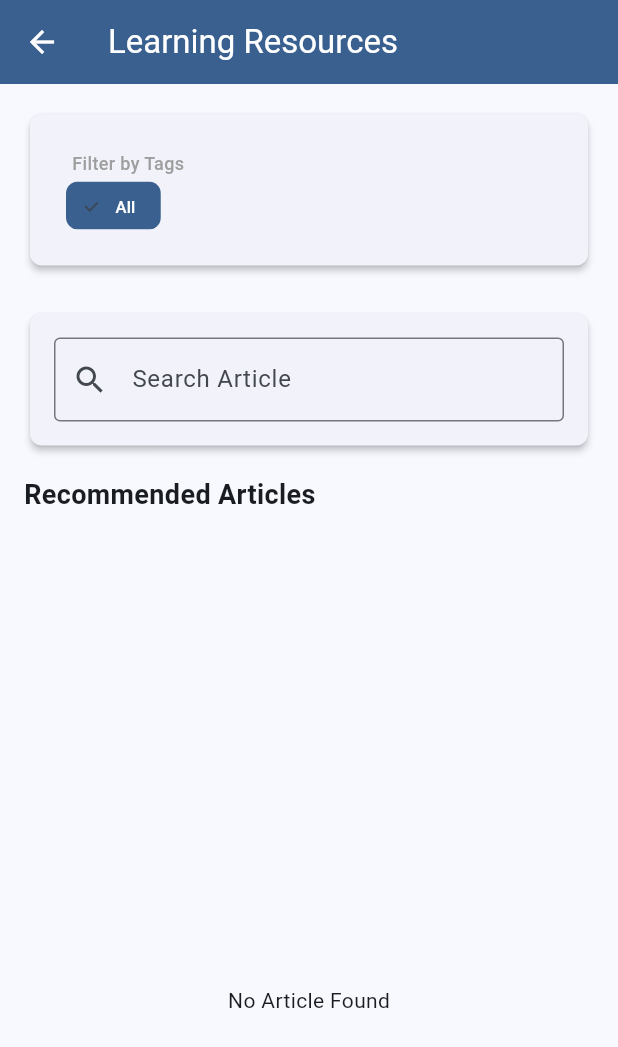
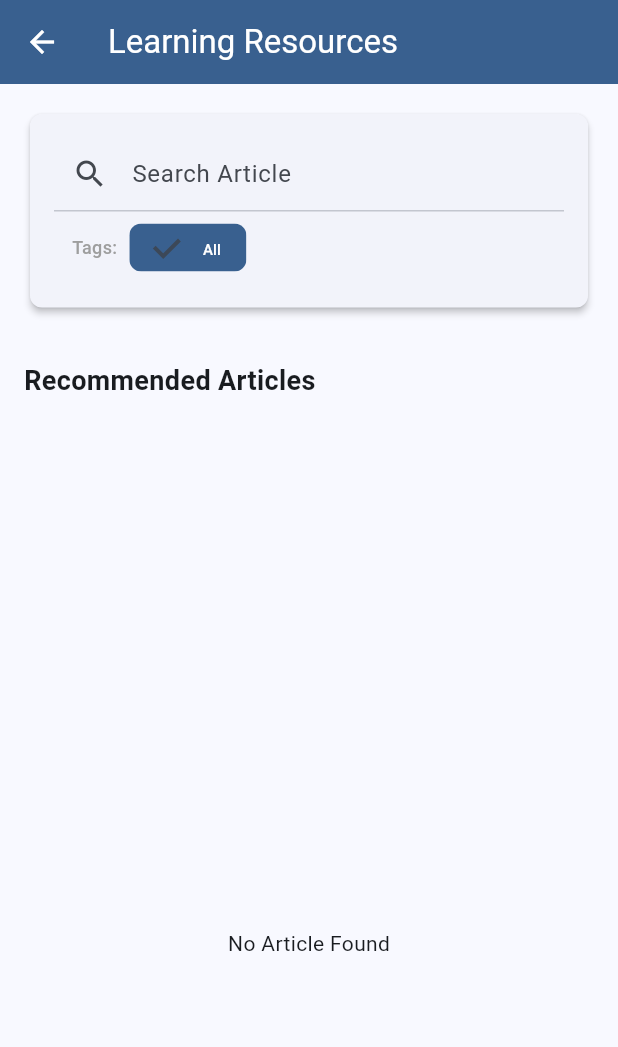
Before and after one commit to DR9K69AI79/DMT312_MobileAPP_ASGM1, a Flutter app: the LibraryScreen screen opened by its route, on a phone screen of 412 x 824 dp. Shown: the top 1047 px of the screen. Run offline on Flutter 3.47's test engine with Material 3 defaults, Android fonts, the phone set to English and light mode, and no system bars; our stand-ins replace file_picker, fl_chart, flutter_markdown, shared_preferences, yaml; accounts and stored records are empty.

Commit message:
文章页面布局优化
- 合并了搜索和Tag筛选

```diff
--- a/lib/screens/library_screen.dart
+++ b/lib/screens/library_screen.dart
@@ -13,16 +13,38 @@ class LibraryScreen extends StatefulWidget {
   State<LibraryScreen> createState() => _LibraryScreenState();
 }
 
-class _LibraryScreenState extends State<LibraryScreen> {
+class _LibraryScreenState extends State<LibraryScreen> with TickerProviderStateMixin {
   final DataManager _dataManager = DataManager();
   final ArticleService _articleService = ArticleService();
+  final ScrollController _scrollController = ScrollController();
   List<String> _allTags = [];
   String _selectedTag = 'All';
   String _searchQuery = '';
+  bool _isRecommendedVisible = true;
+  late AnimationController _animationController;
+  late Animation<double> _heightAnimation;
 
   @override
   void initState() {
     super.initState();
+
+    // 初始化动画控制器
+    _animationController = AnimationController(
+      duration: const Duration(milliseconds: 300),
+      vsync: this,
+    );
+
+    _heightAnimation = Tween<double>(
+      begin: 1.0,
+      end: 0.0,
+    ).animate(CurvedAnimation(
+      parent: _animationController,
+      curve: Curves.easeInOut,
+    ));
+
+    // 添加滚动监听器
+    _scrollController.addListener(_onScroll);
+
     _updateFilters();
     // 监听DataManager变化，以便在文章加载完成后更新筛选器
     _dataManager.addListener(_updateFilters);
@@ -30,8 +52,28 @@ class _LibraryScreenState extends State<LibraryScreen> {
 
   @override
   void dispose() {
+    _scrollController.removeListener(_onScroll);
+    _scrollController.dispose();
+    _animationController.dispose();
     _dataManager.removeListener(_updateFilters);
     super.dispose();
+  }
+
+  // 滚动监听方法
+  void _onScroll() {
+    const double threshold = 100.0; // 滚动阈值
+
+    if (_scrollController.offset > threshold && _isRecommendedVisible) {
+      setState(() {
+        _isRecommendedVisible = false;
+      });
+      _animationController.forward();
+    } else if (_scrollController.offset <= threshold && !_isRecommendedVisible) {
+      setState(() {
+        _isRecommendedVisible = true;
+      });
+      _animationController.reverse();
+    }
   }
 
   /// 从文章中动态提取所有标签（包括分类）
@@ -71,26 +113,44 @@ class _LibraryScreenState extends State<LibraryScreen> {
       ),
       body: Column(
         children: [
-          // 标签筛选栏
+          // 始终置顶的搜索和筛选栏
           Padding(
             padding: const EdgeInsets.all(16.0),
             child: GlassCard(
               child: Column(
-                crossAxisAlignment: CrossAxisAlignment.start,
                 children: [
-                  const Padding(
-                    padding: EdgeInsets.only(left: 12.0, top: 8.0, bottom: 4.0),
-                    child: Text(
-                      'Filter by Tags',
+                  // 搜索框
+                  TextField(
+                    decoration: const InputDecoration(
+                      hintText: 'Search Article',
+                      prefixIcon: Icon(Icons.search),
+                      border: InputBorder.none,
+                      contentPadding: EdgeInsets.symmetric(horizontal: 16, vertical: 12),
+                    ),
+                    onChanged: (value) {
+                      setState(() {
+                        _searchQuery = value;
+                      });
+                    },
+                  ),
+                  const Divider(height: 1),
+                  // 标签筛选
+                  Padding(
+                    padding: const EdgeInsets.symmetric(horizontal: 12.0, vertical: 8.0),
+                    child: Row(
+                      children: [
+                        const Text(
+                          'Tags:',
                           style: TextStyle(
                             fontSize: 12,
                             fontWeight: FontWeight.w500,
                             color: Colors.grey,
                           ),
                         ),
-                  ),
-                  SizedBox(
-                    height: 40,
+                        const SizedBox(width: 8),
+                        Expanded(
+                          child: SizedBox(
+                            height: 32,
                             child: ListView.builder(
                               scrollDirection: Axis.horizontal,
                               itemCount: _allTags.length,
@@ -99,12 +159,12 @@ class _LibraryScreenState extends State<LibraryScreen> {
                                 final isSelected = tag == _selectedTag;
 
                                 return Padding(
-                          padding: const EdgeInsets.only(left: 8.0, bottom: 8.0),
+                                  padding: const EdgeInsets.only(right: 8.0),
                                   child: FilterChip(
                                     label: Text(
                                       tag,
                                       style: TextStyle(
-                                fontSize: 11,
+                                        fontSize: 10,
                                         color: isSelected ? Colors.white : null,
                                       ),
                                     ),
@@ -116,9 +176,15 @@ class _LibraryScreenState extends State<LibraryScreen> {
                                     },
                                     backgroundColor: Colors.grey.withValues(alpha: 0.1),
                                     selectedColor: Theme.of(context).primaryColor,
+                                    padding: const EdgeInsets.symmetric(horizontal: 8),
+                                    materialTapTargetSize: MaterialTapTargetSize.shrinkWrap,
                                   ),
                                 );
                               },
+                            ),
+                          ),
+                        ),
+                      ],
                     ),
                   ),
                 ],
@@ -126,30 +192,23 @@ class _LibraryScreenState extends State<LibraryScreen> {
             ),
           ),
 
-          const SizedBox(height: 8),
-
-          // 搜索框
-          Padding(
-            padding: const EdgeInsets.symmetric(horizontal: 16.0),
-            child: GlassCard(
-              child: TextField(
-                decoration: const InputDecoration(
-                  hintText: 'Search Article',
-                  prefixIcon: Icon(Icons.search),
-                  border: OutlineInputBorder(),
-                ),
-                onChanged: (value) {
-                  setState(() {
-                    _searchQuery = value;
-                  });
-                },
-              ),
-            ),
-          ),
-
-          // 推荐文章横向滚动
-          if (_searchQuery.isEmpty && _selectedTag == 'All') ...[
-            Padding(
+          // 可滚动的内容区域
+          Expanded(
+            child: CustomScrollView(
+              controller: _scrollController,
+              slivers: [
+                // 推荐文章横向滚动（带动画折叠效果）
+                if (_searchQuery.isEmpty && _selectedTag == 'All')
+                  SliverToBoxAdapter(
+                    child: AnimatedBuilder(
+                      animation: _heightAnimation,
+                      builder: (context, child) {
+                        return SizeTransition(
+                          sizeFactor: _heightAnimation,
+                          axisAlignment: -1.0,
+                          child: Opacity(
+                            opacity: _heightAnimation.value,
+                            child: Padding(
                               padding: const EdgeInsets.all(16.0),
                               child: Column(
                                 crossAxisAlignment: CrossAxisAlignment.start,
@@ -176,25 +235,36 @@ class _LibraryScreenState extends State<LibraryScreen> {
                                 ],
                               ),
                             ),
-          ],
+                          ),
+                        );
+                      },
+                    ),
+                  ),
 
-          // 文章列表
-          Expanded(
-            child: filteredArticles.isEmpty
-              ? const Center(child: Text('No Article Found'))
-              : GridView.builder(
+                // 文章网格列表
+                filteredArticles.isEmpty
+                  ? const SliverFillRemaining(
+                      child: Center(child: Text('No Article Found')),
+                    )
+                  : SliverPadding(
                       padding: const EdgeInsets.all(16.0),
+                      sliver: SliverGrid(
                         gridDelegate: const SliverGridDelegateWithFixedCrossAxisCount(
                           crossAxisCount: 2,
                           childAspectRatio: 0.75,
                           crossAxisSpacing: 16,
                           mainAxisSpacing: 16,
                         ),
-                  itemCount: filteredArticles.length,
-                  itemBuilder: (context, index) {
+                        delegate: SliverChildBuilderDelegate(
+                          (context, index) {
                             final article = filteredArticles[index];
                             return _buildArticleCard(article);
                           },
+                          childCount: filteredArticles.length,
+                        ),
+                      ),
+                    ),
+              ],
             ),
           ),
         ],
@@ -282,7 +352,8 @@ class _LibraryScreenState extends State<LibraryScreen> {
         clipBehavior: Clip.antiAlias,
         child: Column(
           crossAxisAlignment: CrossAxisAlignment.start,
-          children: [            // 文章封面
+          children: [
+            // 文章封面
             Expanded(
               child: ArticleCoverImage(
                 article: article,
@@ -387,7 +458,9 @@ class _LibraryScreenState extends State<LibraryScreen> {
                         ),
                       );
                     }
-                      final markdownContent = snapshot.data ?? '';                    return Padding(
+
+                    final markdownContent = snapshot.data ?? '';
+                    return Padding(
                       padding: const EdgeInsets.all(16.0),
                       child: Markdown(
                         data: markdownContent,
--- a/pubspec.yaml
+++ b/pubspec.yaml
@@ -18,7 +18,6 @@ dependencies:
   intl: ^0.19.0                   # 国际化和日期格式化
   file_picker: ^8.0.0             # 文件选择器
   flutter_markdown: ^0.6.23       # Markdown解析和渲染
-  flutter_markdown_latex: ^0.3.4  # LaTeX公式渲染支持
   yaml: ^3.1.2                    # YAML解析器
 
 dev_dependencies:
```
Also changed, not shown: pubspec.lock. Lines whose indentation alone changed are shown as unchanged.
